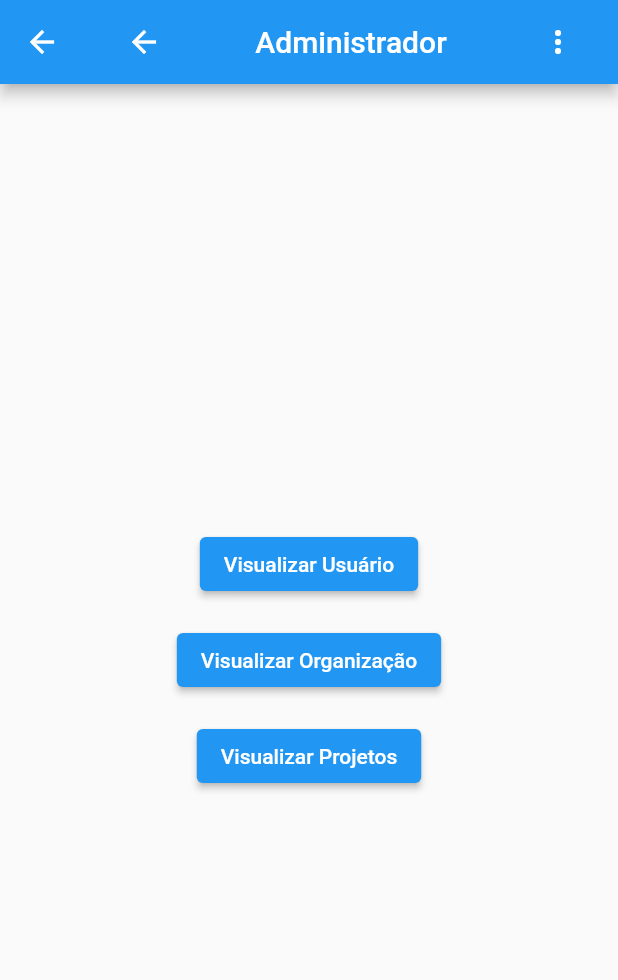
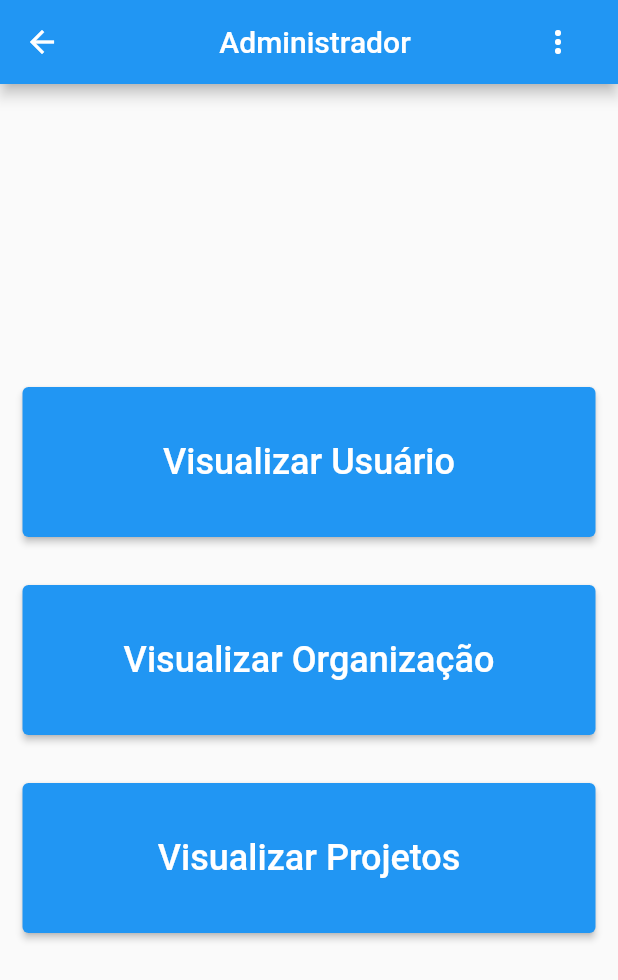
Before and after one commit to reiteer/Projeto-Integrador-4-Semestre, a Flutter app: the PanelAdm screen opened by its route, on a phone screen of 412 x 824 dp. Shown: the top 980 px of the screen. Run offline on Flutter 3.47's test engine with Material 2 defaults, Android fonts, the phone set to English and light mode, and no system bars.

Commit message:
Ajustando páginas de Adm

```diff
--- a/projeto_flutter/lib/telas/painel_adm.dart
+++ b/projeto_flutter/lib/telas/painel_adm.dart
@@ -1,4 +1,7 @@
 import 'package:flutter/material.dart';
+import 'package:app_flutter/telas/painel_user.dart';
+import 'package:app_flutter/telas/painel_organizacao.dart';
+import 'package:app_flutter/telas/painel_projetos.dart';
 
 void main() {
   runApp(MinhaApp());
@@ -18,18 +21,16 @@ class PanelAdm extends StatelessWidget {
   Widget build(BuildContext context) {
     return Scaffold(
       appBar: AppBar(
+        automaticallyImplyLeading: true,
         title: Row(
-          mainAxisAlignment: MainAxisAlignment.spaceBetween,
           children: <Widget>[
-            IconButton(
-              icon: Icon(Icons.arrow_back),
-              onPressed: () {
-                // Adicione a ação desejada para a seta voltar aqui
-              },
-            ),
-            Text(
-              "Administrador",
-              style: TextStyle(fontSize: 20),
+            Expanded(
+              child: Center(
+                child: Text(
+                  "Administrador",
+                  style: TextStyle(fontSize: 20),
+                ),
+              ),
             ),
             PopupMenuButton(
               itemBuilder: (BuildContext context) {
@@ -75,21 +76,48 @@ class PanelAdm extends StatelessWidget {
               onPressed: () {
                 Navigator.push(context, MaterialPageRoute(builder: (context) => VisualizarUsuario()));
               },
-              child: Text("Visualizar Usuário"),
+              child: Container(
+                width: 350,
+                height: 100,
+                child: Center(
+                  child: Text(
+                    "Visualizar Usuário",
+                    style: TextStyle(fontSize: 24),
+                  ),
+                ),
+              ),
             ),
-            SizedBox(height: 16),
+            SizedBox(height: 32),
             ElevatedButton(
               onPressed: () {
                 Navigator.push(context, MaterialPageRoute(builder: (context) => VisualizarOrganizacao()));
               },
-              child: Text("Visualizar Organização"),
+              child: Container(
+                width: 350,
+                height: 100,
+                child: Center(
+                  child: Text(
+                    "Visualizar Organização",
+                    style: TextStyle(fontSize: 24),
+                  ),
+                ),
+              ),
             ),
-            SizedBox(height: 16),
+            SizedBox(height: 32),
             ElevatedButton(
               onPressed: () {
                 Navigator.push(context, MaterialPageRoute(builder: (context) => VisualizarProjetos()));
               },
-              child: Text("Visualizar Projetos"),
+              child: Container(
+                width: 350,
+                height: 100,
+                child: Center(
+                  child: Text(
+                    "Visualizar Projetos",
+                    style: TextStyle(fontSize: 24),
+                  ),
+                ),
+              ),
             ),
           ],
         ),
@@ -97,45 +125,3 @@ class PanelAdm extends StatelessWidget {
     );
   }
 }
-
-class VisualizarUsuario extends StatelessWidget {
-  @override
-  Widget build(BuildContext context) {
-    return Scaffold(
-      appBar: AppBar(
-        title: Text("Visualizar Usuário"),
-      ),
-      body: Center(
-        child: Text("Conteúdo da página Visualizar Usuário"),
-      ),
-    );
-  }
-}
-
-class VisualizarOrganizacao extends StatelessWidget {
-  @override
-  Widget build(BuildContext context) {
-    return Scaffold(
-      appBar: AppBar(
-        title: Text("Visualizar Organização"),
-      ),
-      body: Center(
-        child: Text("Conteúdo da página Visualizar Organização"),
-      ),
-    );
-  }
-}
-
-class VisualizarProjetos extends StatelessWidget {
-  @override
-  Widget build(BuildContext context) {
-    return Scaffold(
-      appBar: AppBar(
-        title: Text("Visualizar Projetos"),
-      ),
-      body: Center(
-        child: Text("Conteúdo da página Visualizar Projetos"),
-      ),
-    );
-  }
-}
```
Also changed, not shown: projeto_flutter/lib/telas/painel_organizacao.dart (+9 -14 lines), projeto_flutter/lib/telas/painel_projetos.dart (+9 -14 lines), projeto_flutter/lib/telas/painel_user.dart (+9 -14 lines), projeto_flutter/lib/telas/perfil_page.dart (+4 -11 lines), projeto_flutter/pubspec.lock, 1 other file.
